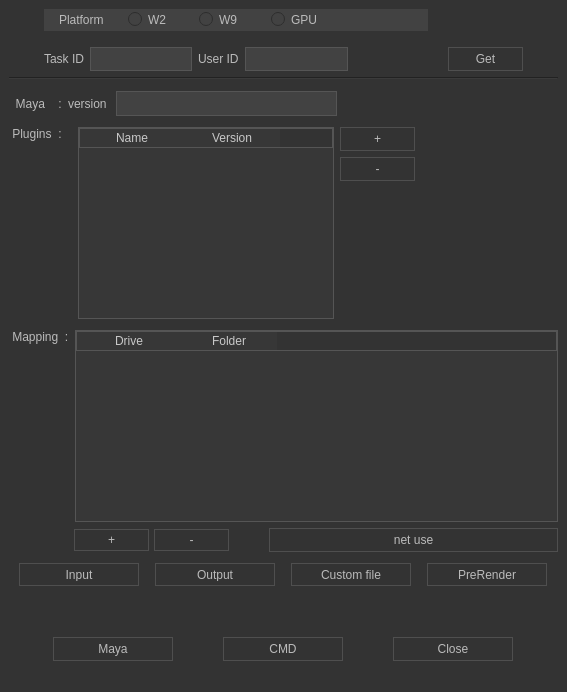
kRayvison/Pycharm_python35, file Test_task/Task.ui: the form before one commit.
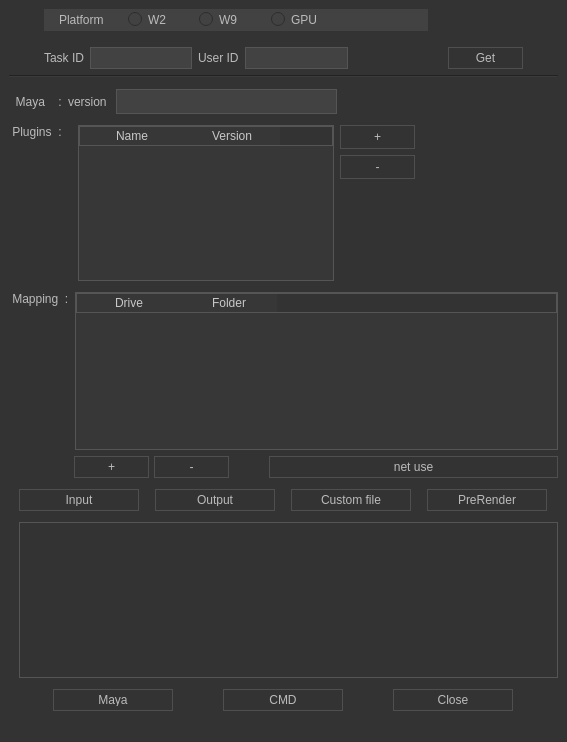
The form after the commit.

```diff
--- a/Test_task/Task.ui
+++ b/Test_task/Task.ui
@@ -7,7 +7,7 @@
     <x>0</x>
     <y>0</y>
     <width>567</width>
-    <height>692</height>
+    <height>742</height>
    </rect>
   </property>
   <property name="windowTitle">
@@ -756,6 +756,42 @@
       </property>
      </spacer>
     </item>
+    <item>
+     <layout class="QHBoxLayout" name="TextCMD_horizontalLayout">
+      <item>
+       <spacer name="horizontalSpacer_11">
+        <property name="orientation">
+         <enum>Qt::Horizontal</enum>
+        </property>
+        <property name="sizeType">
+         <enum>QSizePolicy::Fixed</enum>
+        </property>
+        <property name="sizeHint" stdset="0">
+         <size>
+          <width>10</width>
+          <height>20</height>
+         </size>
+        </property>
+       </spacer>
+      </item>
+      <item>
+       <widget class="QTextEdit" name="TextCMD">
+        <property name="enabled">
+         <bool>true</bool>
+        </property>
+        <property name="toolTipDuration">
+         <number>-1</number>
+        </property>
+        <property name="frameShape">
+         <enum>QFrame::StyledPanel</enum>
+        </property>
+        <property name="lineWidth">
+         <number>1</number>
+        </property>
+       </widget>
+      </item>
+     </layout>
+    </item>
     <item>
      <layout class="QHBoxLayout" name="execute_horizontalLayout">
       <property name="topMargin">
```
